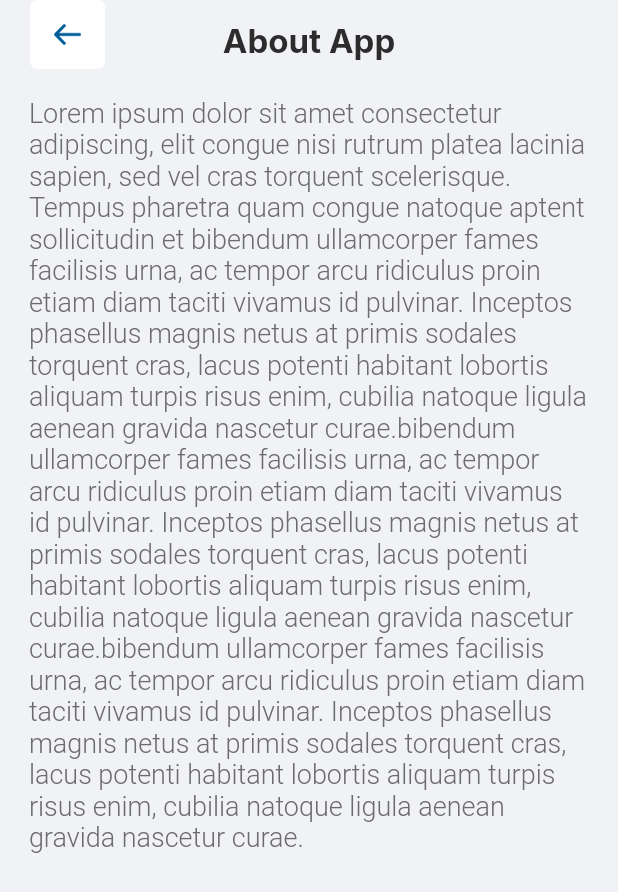
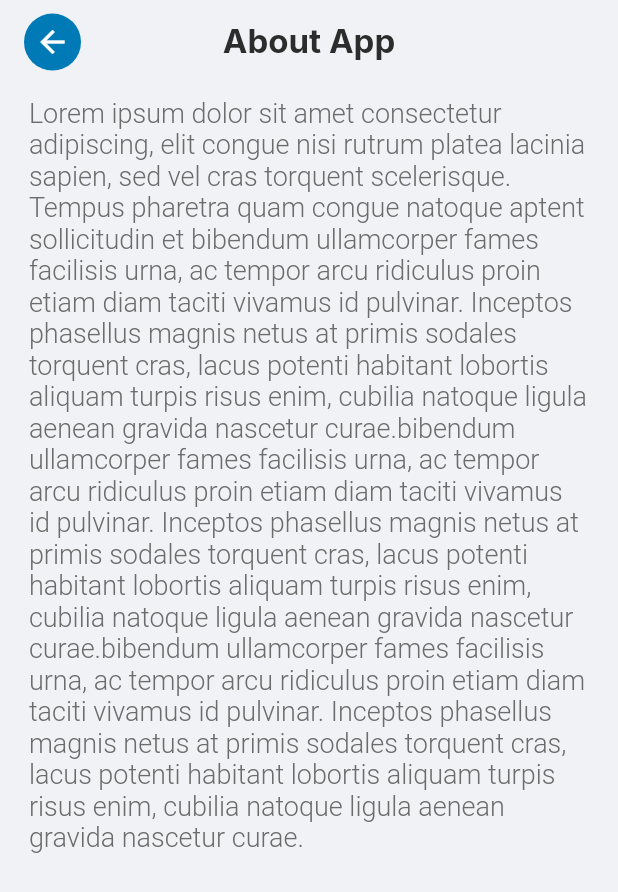
Before and after one commit to qtechdevexperts/panoptesan_driverapp, a Flutter app: the SettingsScreen screen opened directly, after a tap on "About App", on a phone screen of 412 x 824 dp. Shown: the top 892 px of the screen. Run offline on Flutter 3.47's test engine with Material 2 defaults, Android fonts, the phone set to English and light mode, and no system bars; our stand-ins replace device_info_plus, firebase_core, firebase_crashlytics, firebase_messaging, flutter_screenutil, flutter_svg and 13 more; missing offline and left inert: ars_dialog, custom_map_markers, external_path, flutter_video_info, fraction, helpers and 3 more; accounts and stored records are empty.

Commit message:
settings buttons changed

```diff
--- a/lib/screens/AboutApp.dart
+++ b/lib/screens/AboutApp.dart
@@ -4,6 +4,7 @@
 import 'package:get/get.dart';
 
 import '../helpers/Colors.dart';
+import 'home.dart';
 
 class AboutScreen extends StatefulWidget {
   const AboutScreen({super.key});
@@ -19,23 +20,15 @@
       backgroundColor: Color(0xffF1F2F6),
       appBar: AppBar(
         leadingWidth: 70,
-        leading: GestureDetector(
-          onTap: () => Get.back(),
-          child: Padding(
-            padding: const EdgeInsets.only(left: 20, bottom: 10),
-            child: Container(
-              width: 55,
-              height: 50,
-              decoration: BoxDecoration(
-                  borderRadius: BorderRadius.circular(5), color: white),
-              child: Padding(
-                padding: const EdgeInsets.all(16),
-                child: SvgPicture.asset(
-                  'assets/leading.svg',
-                  color: Color(0xff005D99),
-                ),
-              ),
-            ),
+        leading: Padding(
+          padding: const EdgeInsets.all(9.0),
+          child: CircleIconButton(
+            backgroundColor: Color(0xFF007AB6),
+            icon: Icons.arrow_back,
+            iconColor: Colors.white,
+            onPressed: () {
+              Get.back();
+            },
           ),
         ),
         centerTitle: true,
--- a/lib/screens/Settings.dart
+++ b/lib/screens/Settings.dart
@@ -15,6 +15,7 @@
 import 'HelpSupport.dart';
 import 'PrivacyPolicy.dart';
 import 'TermsAndCondition.dart';
+import 'home.dart';
 
 class SettingsScreen extends StatefulWidget {
   const SettingsScreen({super.key});
@@ -33,23 +34,15 @@
       backgroundColor: Color(0xffF1F2F6),
       appBar: AppBar(
         leadingWidth: 70,
-        leading: GestureDetector(
-          onTap: () => Get.back(),
-          child: Padding(
-            padding: const EdgeInsets.only(left: 20, bottom: 10),
-            child: Container(
-              width: 55,
-              height: 50,
-              decoration: BoxDecoration(
-                  borderRadius: BorderRadius.circular(30), color: white),
-              child: Padding(
-                padding: const EdgeInsets.all(16),
-                child: SvgPicture.asset(
-                  'assets/leading.svg',
-                  color: Color(0xff005D99),
-                ),
-              ),
-            ),
+        leading: Padding(
+          padding: const EdgeInsets.all(9.0),
+          child: CircleIconButton(
+            backgroundColor: Color(0xFF007AB6),
+            icon: Icons.arrow_back,
+            iconColor: Colors.white,
+            onPressed: () {
+              Get.back();
+            },
           ),
         ),
         centerTitle: true,
@@ -276,35 +269,35 @@
                 ),
               ),
             ),
-            15.verticalSpace,
-            GestureDetector(
-              onTap: () {
-                Get.to(() => CarHistoryScreen());
-              },
-              child: Container(
-                height: 70.h,
-                width: Get.width * 0.9,
-                decoration: BoxDecoration(
-                  color: white,
-                  borderRadius: BorderRadius.circular(30),
-                ),
-                child: Padding(
-                  padding: EdgeInsets.only(left: 25.w),
-                  child: Row(
-                    children: [
-                      Text(
-                        "Verified History",
-                        style: TextStyle(
-                          color: black,
-                          fontSize: 15,
-                          fontWeight: FontWeight.w400,
-                        ),
-                      ),
-                    ],
-                  ),
-                ),
-              ),
-            ),
+            //  15.verticalSpace,
+            // GestureDetector(
+            //   onTap: () {
+            //     Get.to(() => CarHistoryScreen());
+            //   },
+            //   child: Container(
+            //     height: 70.h,
+            //     width: Get.width * 0.9,
+            //     decoration: BoxDecoration(
+            //       color: white,
+            //       borderRadius: BorderRadius.circular(30),
+            //     ),
+            //     child: Padding(
+            //       padding: EdgeInsets.only(left: 25.w),
+            //       child: Row(
+            //         children: [
+            //           Text(
+            //             "Verified History",
+            //             style: TextStyle(
+            //               color: black,
+            //               fontSize: 15,
+            //               fontWeight: FontWeight.w400,
+            //             ),
+            //           ),
+            //         ],
+            //       ),
+            //     ),
+            //   ),
+            // ),
             15.verticalSpace,
             GestureDetector(
               onTap: () {
--- a/lib/screens/StartRecording.dart
+++ b/lib/screens/StartRecording.dart
@@ -79,6 +79,7 @@
         leadingWidth: 70,
         elevation: 0,
         backgroundColor: Colors.transparent,
+
         // leading: GestureDetector(
         //   onTap: () => Get.back(),
         //   child: Padding(
--- a/lib/screens/home.dart
+++ b/lib/screens/home.dart
@@ -42,21 +42,24 @@
   final Color backgroundColor;
   final Color iconColor;
   final VoidCallback onPressed;
+  final double? width;
+  final double? height;
 
-  const CircleIconButton({
-    required this.icon,
-    required this.backgroundColor,
-    required this.iconColor,
-    required this.onPressed,
-  });
+  const CircleIconButton(
+      {required this.icon,
+      required this.backgroundColor,
+      required this.iconColor,
+      required this.onPressed,
+      this.width,
+      this.height});
 
   @override
   Widget build(BuildContext context) {
     return InkWell(
       onTap: onPressed,
       child: Container(
-        width: 35.0,
-        height: 35.0,
+        width: width == null ? 35 : width,
+        height: height == null ? 35 : height,
         decoration: BoxDecoration(
           color: this.backgroundColor,
           shape: BoxShape.circle,
```
Also changed, not shown: lib/screens/Discailmer.dart (+10 -17 lines), lib/screens/PrivacyPolicy.dart (+10 -17 lines), lib/screens/TermsAndCondition.dart (+10 -17 lines).
